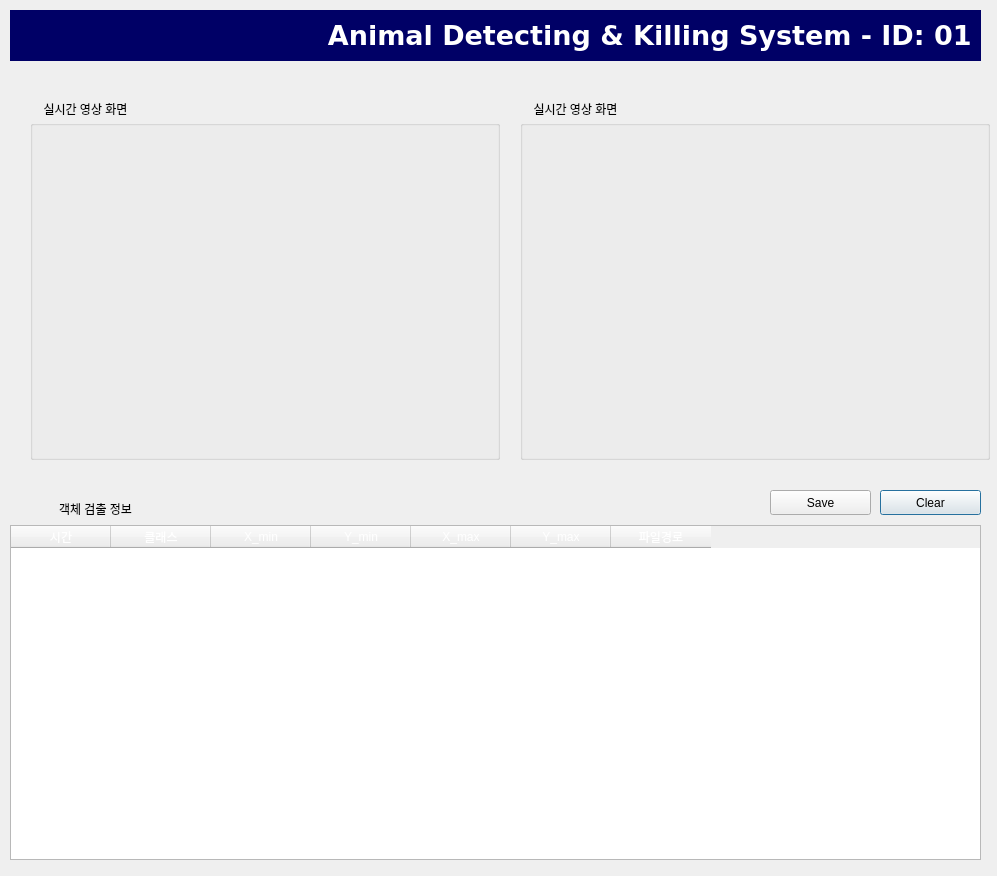
Old version of the form tk_src/myui.ui in the repository addinedu-ros-3rd/deeplearning-repo-5.
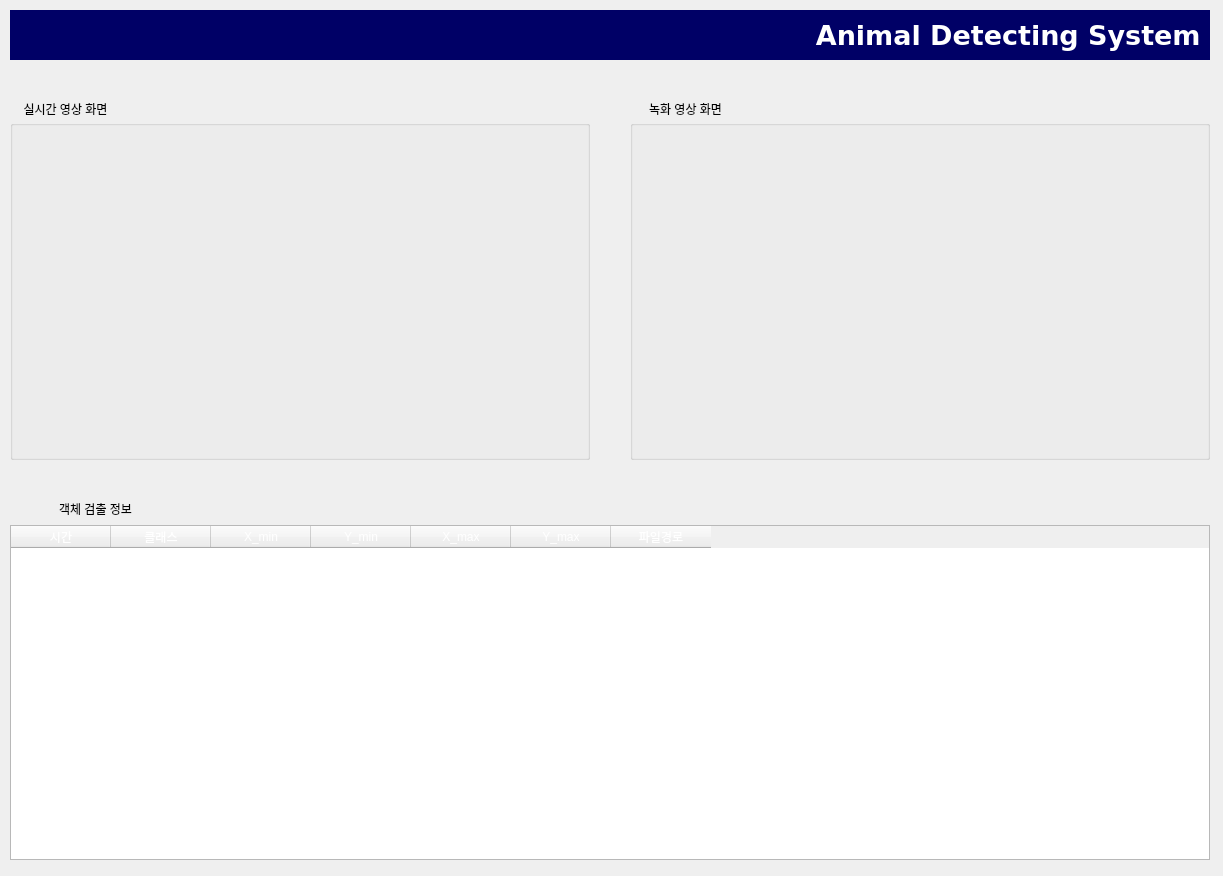
New version of the form.

Patch:
```diff
--- a/tk_src/myui.ui
+++ b/tk_src/myui.ui
@@ -6,7 +6,7 @@
    <rect>
     <x>0</x>
     <y>0</y>
-    <width>997</width>
+    <width>1223</width>
     <height>876</height>
    </rect>
   </property>
@@ -16,9 +16,9 @@
   <widget class="QGroupBox" name="groupBox">
    <property name="geometry">
     <rect>
-     <x>30</x>
+     <x>10</x>
      <y>120</y>
-     <width>470</width>
+     <width>580</width>
      <height>340</height>
     </rect>
    </property>
@@ -33,7 +33,7 @@
      <rect>
       <x>20</x>
       <y>10</y>
-      <width>426</width>
+      <width>550</width>
       <height>320</height>
      </rect>
     </property>
@@ -47,8 +47,8 @@
     <rect>
      <x>10</x>
      <y>10</y>
-     <width>971</width>
-     <height>51</height>
+     <width>1200</width>
+     <height>50</height>
     </rect>
    </property>
    <property name="font">
@@ -66,7 +66,7 @@
 color: rgb(255, 255, 255);</string>
    </property>
    <property name="text">
-    <string>Animal Detecting &amp; Killing System - ID: 01 </string>
+    <string>Animal Detecting System </string>
    </property>
    <property name="alignment">
     <set>Qt::AlignRight|Qt::AlignTrailing|Qt::AlignVCenter</set>
@@ -75,7 +75,7 @@
   <widget class="QLabel" name="label_2">
    <property name="geometry">
     <rect>
-     <x>30</x>
+     <x>10</x>
      <y>100</y>
      <width>111</width>
      <height>17</height>
@@ -109,7 +109,7 @@
     <rect>
      <x>10</x>
      <y>525</y>
-     <width>971</width>
+     <width>1200</width>
      <height>335</height>
     </rect>
    </property>
@@ -261,38 +261,12 @@
     </property>
    </column>
   </widget>
-  <widget class="QPushButton" name="btnClear">
-   <property name="geometry">
-    <rect>
-     <x>880</x>
-     <y>490</y>
-     <width>101</width>
-     <height>25</height>
-    </rect>
-   </property>
-   <property name="text">
-    <string>Clear</string>
-   </property>
-  </widget>
-  <widget class="QPushButton" name="btnSave">
-   <property name="geometry">
-    <rect>
-     <x>770</x>
-     <y>490</y>
-     <width>101</width>
-     <height>25</height>
-    </rect>
-   </property>
-   <property name="text">
-    <string>Save</string>
-   </property>
-  </widget>
   <widget class="QGroupBox" name="groupBox_2">
    <property name="geometry">
     <rect>
-     <x>520</x>
+     <x>630</x>
      <y>120</y>
-     <width>470</width>
+     <width>580</width>
      <height>340</height>
     </rect>
    </property>
@@ -307,7 +281,7 @@
      <rect>
       <x>20</x>
       <y>10</y>
-      <width>426</width>
+      <width>550</width>
       <height>320</height>
      </rect>
     </property>
@@ -319,14 +293,14 @@
   <widget class="QLabel" name="label_4">
    <property name="geometry">
     <rect>
-     <x>520</x>
+     <x>630</x>
      <y>100</y>
      <width>111</width>
      <height>17</height>
     </rect>
    </property>
    <property name="text">
-    <string>실시간 영상 화면</string>
+    <string>녹화 영상 화면</string>
    </property>
    <property name="alignment">
     <set>Qt::AlignCenter</set>
```
